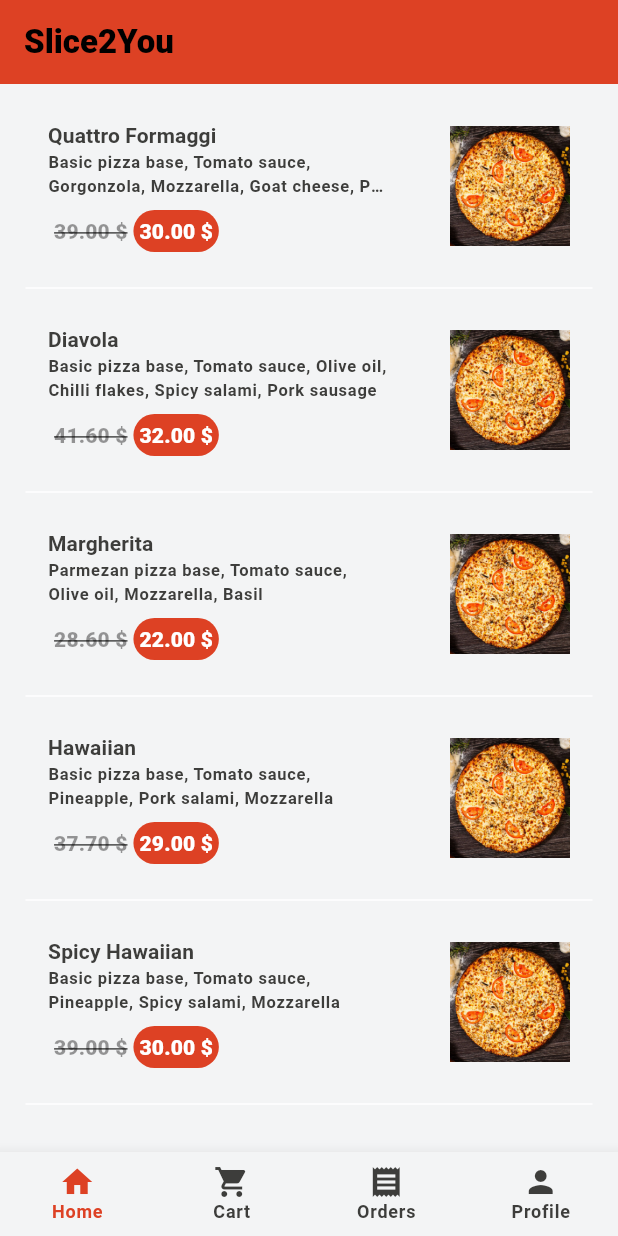
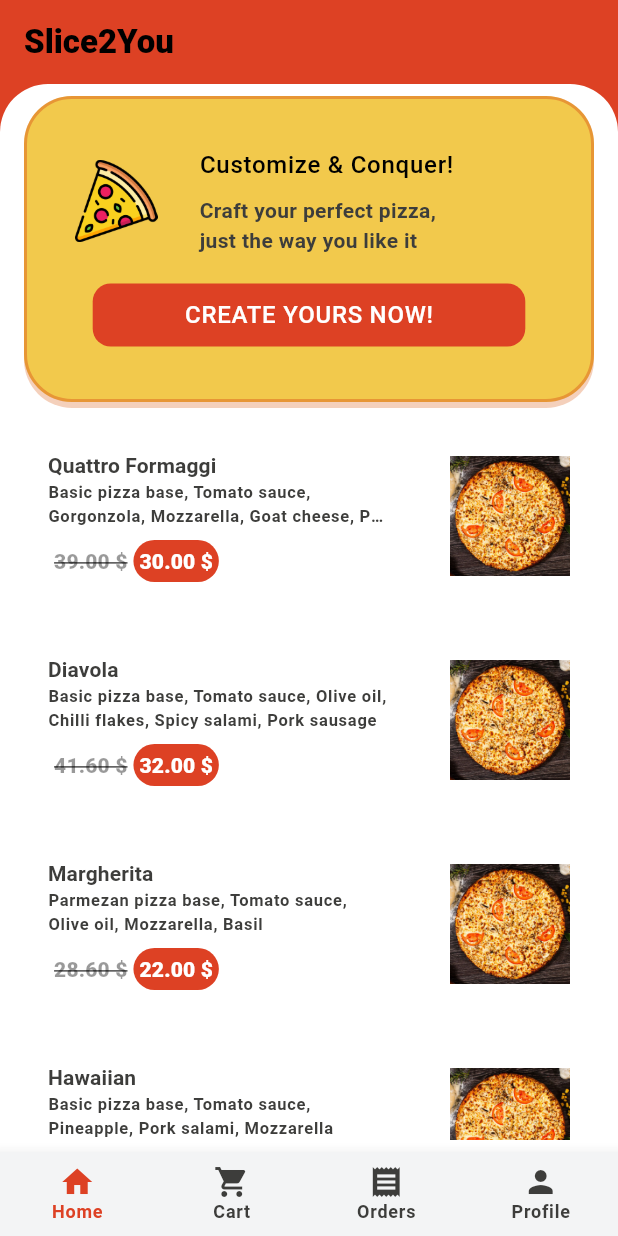
Before and after one commit to Proiect-Colectiv-Pizza-Delivery/pizza_app, a Flutter app: the UserRootScreen screen opened directly, on a phone screen of 412 x 824 dp. Run offline on Flutter 3.47's test engine with Material 3 defaults, Android fonts, the phone set to English and light mode, and no system bars; our stand-ins replace bloc, equatable, flutter_bloc, flutter_svg, google_fonts, image_picker and 1 more.

Commit message:
Added custom pizza flow

```diff
--- a/lib/data/domain/pizza.dart
+++ b/lib/data/domain/pizza.dart
@@ -149,6 +149,24 @@ class Pizza extends Equatable {
     return ingredients.map((e) => e.name).join(", ");
   }
 
+  Pizza copyWith({
+    int? id,
+    int? price,
+    String? name,
+    List<Ingredient>? ingredients,
+    bool? available,
+    String? imagePath,
+  }) {
+    return Pizza(
+      id: id ?? this.id,
+      price: price ?? this.price,
+      name: name ?? this.name,
+      ingredients: ingredients ?? this.ingredients,
+      available: available ?? this.available,
+      imagePath: imagePath ?? this.imagePath,
+    );
+  }
+
   @override
   List<Object?> get props => [id, name, price, ingredients, available];
 }
--- /dev/null
+++ b/lib/features/user/custom_pizza/custom_pizza_banner.dart
@@ -0,0 +1,75 @@
+import 'package:flutter/material.dart';
+import 'package:pizza_app/common/theme/colors.dart';
+import 'package:pizza_app/common/widgets/default_button.dart';
+import 'package:pizza_app/features/user/custom_pizza/custom_pizza_sheet.dart';
+
+class CustomPizzaBanner extends StatelessWidget {
+  const CustomPizzaBanner({super.key});
+
+  @override
+  Widget build(BuildContext context) {
+    return Container(
+      decoration: BoxDecoration(
+        border: Border.all(
+          color: AppColors.orange.withOpacity(0.5), // Border color
+          width: 2.0, // Border width
+        ),
+        borderRadius: BorderRadius.circular(32),
+        color: AppColors.yellow, // Background color
+        boxShadow: [
+          BoxShadow(
+            color: AppColors.orange.withOpacity(0.3),
+            offset: const Offset(0, 4),
+          ),
+        ],
+      ),
+      child: Padding(
+        padding: const EdgeInsets.symmetric(vertical: 32, horizontal: 32),
+        child: Column(
+          children: [
+            Row(
+              children: [
+                Padding(
+                  padding: const EdgeInsets.only(right: 28),
+                  child: Image.asset(
+                    "assets/pizza_icon.png",
+                    height: 55,
+                    width: 55,
+                  ),
+                ),
+                Column(
+                  crossAxisAlignment: CrossAxisAlignment.start,
+                  children: [
+                    Text(
+                      "Customize & Conquer!",
+                      style: Theme.of(context)
+                          .textTheme
+                          .bodyLarge
+                          ?.copyWith(color: AppColors.black),
+                    ),
+                    Padding(
+                      padding: const EdgeInsets.only(top: 8),
+                      child: Text(
+                        "Craft your perfect pizza,\njust the way you like it",
+                        style: Theme.of(context).textTheme.bodyMedium,
+                      ),
+                    ),
+                  ],
+                )
+              ],
+            ),
+            Container(
+              padding: const EdgeInsets.only(top: 16),
+              width: MediaQuery.of(context).size.width * 0.7,
+              child: DefaultButton(
+                  onPressed: () {
+                    CustomPizzaSheet.showAsModalBottomSheet(context);
+                  },
+                  text: "Create Yours Now!"),
+            )
+          ],
+        ),
+      ),
+    );
+  }
+}
--- a/lib/features/user/home/user_home.dart
+++ b/lib/features/user/home/user_home.dart
@@ -1,6 +1,7 @@
 import 'package:flutter/material.dart';
 import 'package:flutter_bloc/flutter_bloc.dart';
 import 'package:pizza_app/features/admin/management/pizza/pizza_bloc/pizza_bloc.dart';
+import 'package:pizza_app/features/user/custom_pizza/custom_pizza_banner.dart';
 import 'package:pizza_app/features/user/home/user_pizza_tile.dart';
 
 class UserHomePage extends StatefulWidget {
@@ -22,20 +23,30 @@ class _UserHomePageState extends State<UserHomePage> {
         }
         return Padding(
           padding: const EdgeInsets.symmetric(horizontal: 16, vertical: 8),
+          child: Column(
+            children: [
+              Expanded(
                 child: ListView.separated(
                   itemCount: state.pizzas.length,
                   itemBuilder: (context, index) {
+                    index = index - 1;
+                    if(index == -1){
+                      return const CustomPizzaBanner();
+                    }
                     return UserPizzaTile(
                       pizza: state.pizzas[index],
                     );
                   },
                   separatorBuilder: (BuildContext context, int index) {
-              return const Divider(
+                    return index != 0 ? const Divider(
                       indent: 1,
                       endIndent: 1,
                       thickness: 1,
-              );
+                    ) : Container(height: 16,);
                   },
+                ),
+              ),
+            ],
           ),
         );
       },
--- a/lib/features/user/order_history/order_page.dart
+++ b/lib/features/user/order_history/order_page.dart
@@ -20,9 +20,7 @@ class OrderPage extends StatelessWidget {
         ),
       ),
       backgroundColor: AppColors.white,
-      body: RoundedContainer(
-        color: AppColors.surface,
-        child: SingleChildScrollView(
+      body: SingleChildScrollView(
           child: Padding(
             padding: const EdgeInsets.all(16),
             child: Column(
@@ -57,7 +55,6 @@ class OrderPage extends StatelessWidget {
             ),
           ),
         ),
-      ),
     );
   }
 
--- a/lib/features/user/user_root_screen.dart
+++ b/lib/features/user/user_root_screen.dart
@@ -1,5 +1,6 @@
 import 'package:flutter_bloc/flutter_bloc.dart';
 import 'package:pizza_app/common/theme/colors.dart';
+import 'package:pizza_app/common/widgets/rounded_container.dart';
 import 'package:pizza_app/features/user/cart/cart_screen.dart';
 import 'package:pizza_app/features/user/home/user_home.dart';
 import 'package:pizza_app/features/user/profile/profile_screen.dart';
@@ -48,7 +49,10 @@ class _UserRootScreenState extends State<UserRootScreen> {
             ],
           ),
         ),
-        body: _pages[state.index],
+        backgroundColor: AppColors.primary,
+        body: RoundedContainer(
+          child: _pages[state.index],
+        ),
         bottomNavigationBar: BottomNavigationBar(
           items: const [
             BottomNavigationBarItem(
```
Also changed, not shown: lib/features/user/custom_pizza/custom_pizza_sheet.dart (added, +167 -0 lines), lib/features/user/order_history/order_history_screen.dart (+9 -2 lines), assets/full_pizza_icon.png (added), assets/pizza_icon.png (added). Lines whose indentation alone changed are shown as unchanged.
